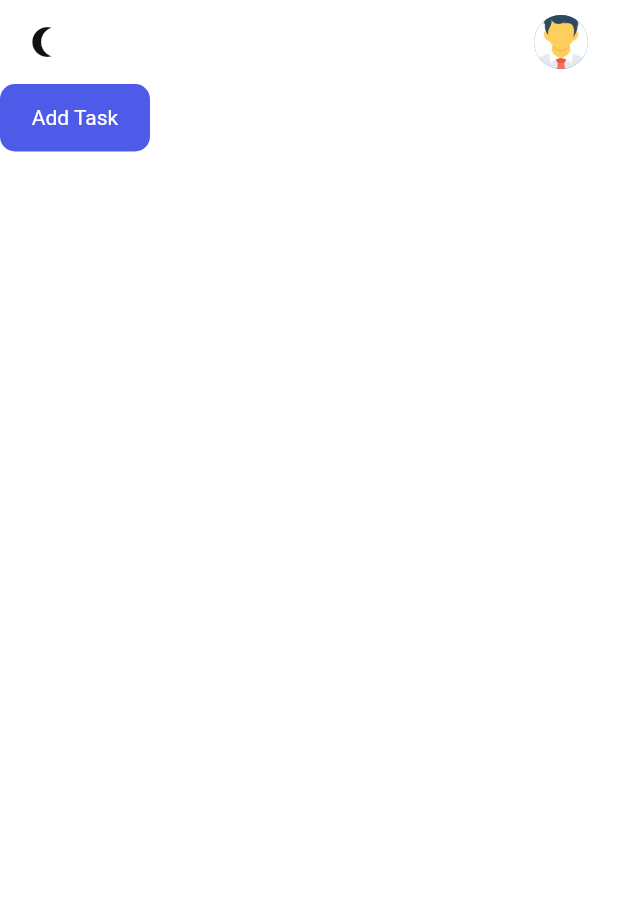
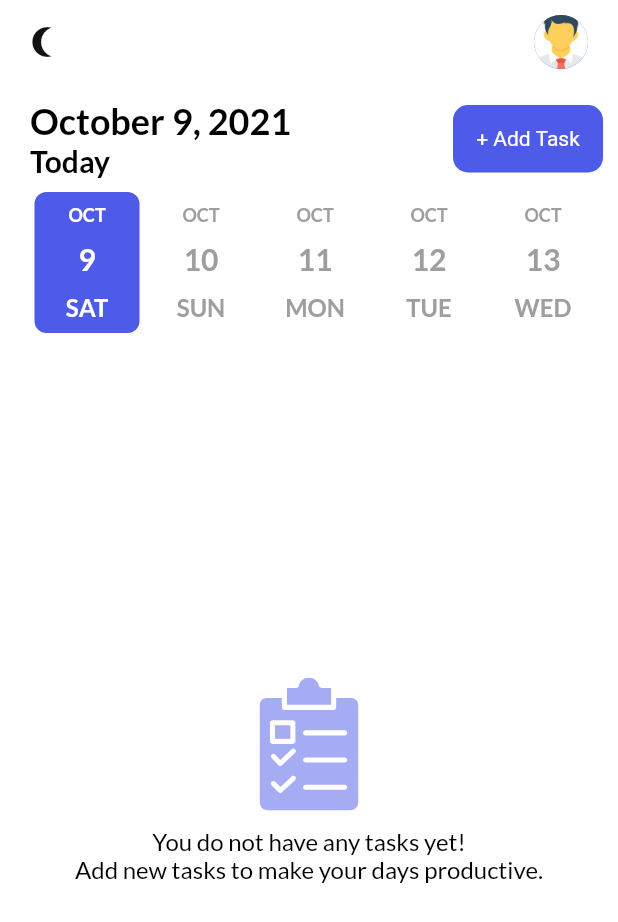
Before and after one commit to MohamedSlama/todo, a Flutter app: the screen it shows after launch, on a phone screen of 412 x 824 dp. Shown: the top 922 px of the screen. Run offline on Flutter 3.47's test engine with Material 2 defaults, Android fonts, the phone set to English and light mode, and no system bars; drawn by our look-alikes of date_picker_timeline; our stand-ins replace flutter_svg, get, get_storage, google_fonts.

Commit message:
Invoke Home Screen home_page.dart Add new theme data theme.dart

```diff
--- a/lib/ui/pages/home_page.dart
+++ b/lib/ui/pages/home_page.dart
@@ -1,5 +1,9 @@
+import 'package:date_picker_timeline/date_picker_timeline.dart';
 import 'package:flutter/material.dart';
+import 'package:flutter_svg/flutter_svg.dart';
 import 'package:get/get.dart';
+import 'package:intl/intl.dart';
+import 'package:todo/controllers/task_controller.dart';
 import 'package:todo/services/theme_services.dart';
 import 'package:todo/ui/size_config.dart';
 import 'package:todo/ui/widgets/button.dart';
@@ -17,6 +21,9 @@ class HomePage extends StatefulWidget {
 }
 
 class _HomePageState extends State<HomePage> {
+  final TaskController _taskController = Get.put(TaskController());
+  DateTime _selectedDate = DateTime.now();
+
   @override
   Widget build(BuildContext context) {
     SizeConfig().init(context);
@@ -50,14 +57,111 @@ class _HomePageState extends State<HomePage> {
           mainAxisAlignment: MainAxisAlignment.center,
           crossAxisAlignment: CrossAxisAlignment.center,
           children: [
-            MyButton(
-                label: 'Add Task',
-                onTap: () {
-                  Get.to(const AddTaskPage());
-                }),
+            ////TODO: _addTaskBar
+            _addTaskBar(),
+            //TODO: _addDateBar
+            _addDateBar(),
+            //? Vertical Space above tasks
+            const SizedBox(height: 6),
+            //TODO: _showTasks
+            _showTasks(),
           ],
         ),
       ),
     );
   }
+
+  //? invoke tasks bar
+  _addTaskBar() => Container(
+        margin: const EdgeInsets.only(left: 20, right: 10, top: 10),
+        child: Row(
+          mainAxisAlignment: MainAxisAlignment.spaceBetween,
+          children: [
+            Column(
+              crossAxisAlignment: CrossAxisAlignment.start,
+              children: [
+                Text(DateFormat.yMMMMd().format(DateTime.now()),
+                    style: headingStyle),
+                Text('Today', style: subHeadingStyle),
+              ],
+            ),
+            MyButton(
+              label: '+ Add Task',
+              onTap: () async {
+                await Get.to(const AddTaskPage());
+                //Todo result from add task !!
+              },
+            )
+          ],
+        ),
+      );
+
+  //? invoke date bar
+  _addDateBar() => Container(
+        margin: const EdgeInsets.only(top: 6, left: 20),
+        child: DatePicker(
+          DateTime.now(),
+          width: 70,
+          height: 100,
+          initialSelectedDate: DateTime.now(),
+          selectedTextColor: Colors.white,
+          selectionColor: primaryClr,
+          dateTextStyle: datePickerStyle(size: 20),
+          dayTextStyle: datePickerStyle(size: 16),
+          monthTextStyle: datePickerStyle(size: 12),
+          onDateChange: (newDate) {
+            setState(() {
+              _selectedDate = newDate;
+            });
+          },
+        ),
+      );
+
+  //? invoke tasks
+  _showTasks() => _noTaskMessage();
+
+  //? no task
+  _noTaskMessage() => Stack(
+        children: [
+          AnimatedPositioned(
+            duration: const Duration(seconds: 2),
+            child: SingleChildScrollView(
+              child: Wrap(
+                alignment: WrapAlignment.center,
+                crossAxisAlignment: WrapCrossAlignment.center,
+                direction: SizeConfig.orientation == Orientation.landscape
+                    ? Axis.horizontal
+                    : Axis.vertical,
+                children: [
+                  //? distance between image and text vertically and horizontally
+                  SizeConfig.orientation == Orientation.landscape
+                      ? const SizedBox(height: 6)
+                      : const SizedBox(height: 220),
+                  //? SVG Image
+                  SvgPicture.asset(
+                    'images/task.svg',
+                    height: 90,
+                    semanticsLabel: 'Task',
+                    color: primaryClr.withOpacity(0.5),
+                  ),
+                  //? Text area
+                  Padding(
+                    padding: const EdgeInsets.symmetric(
+                        horizontal: 30, vertical: 10),
+                    child: Text(
+                      'You do not have any tasks yet!\nAdd new tasks to make your days productive.',
+                      style: subTitleStyle,
+                      textAlign: TextAlign.center,
+                    ),
+                  ),
+                  //? Distance between screen bottom and text
+                  SizeConfig.orientation == Orientation.landscape
+                      ? const SizedBox(height: 120)
+                      : const SizedBox(height: 180),
+                ],
+              ),
+            ),
+          ),
+        ],
+      );
 }
--- a/lib/ui/theme.dart
+++ b/lib/ui/theme.dart
@@ -73,3 +73,9 @@ TextStyle get body2Style => GoogleFonts.lato(
           fontSize: 14,
           fontWeight: FontWeight.w400),
     );
+
+//? date picker text style
+TextStyle datePickerStyle({required double? size}) => GoogleFonts.lato(
+      textStyle: TextStyle(
+          color: Colors.grey, fontSize: size?? 0, fontWeight: FontWeight.w600),
+    );
```
